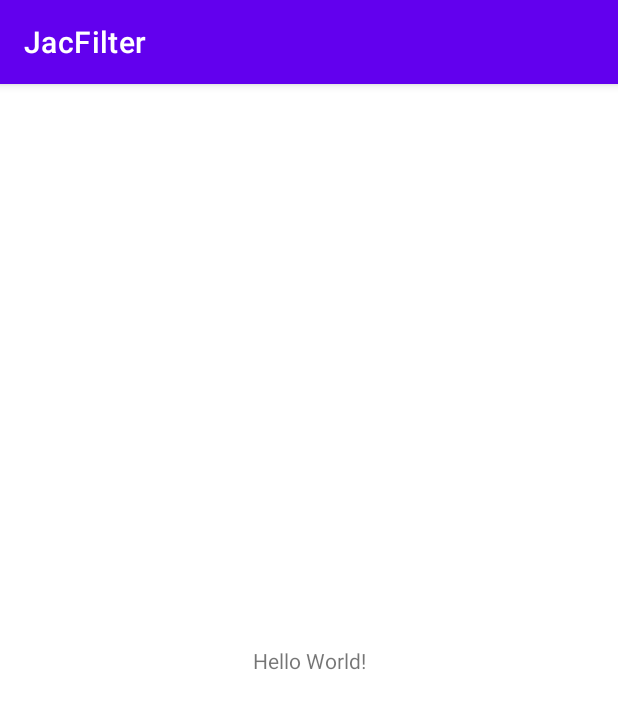
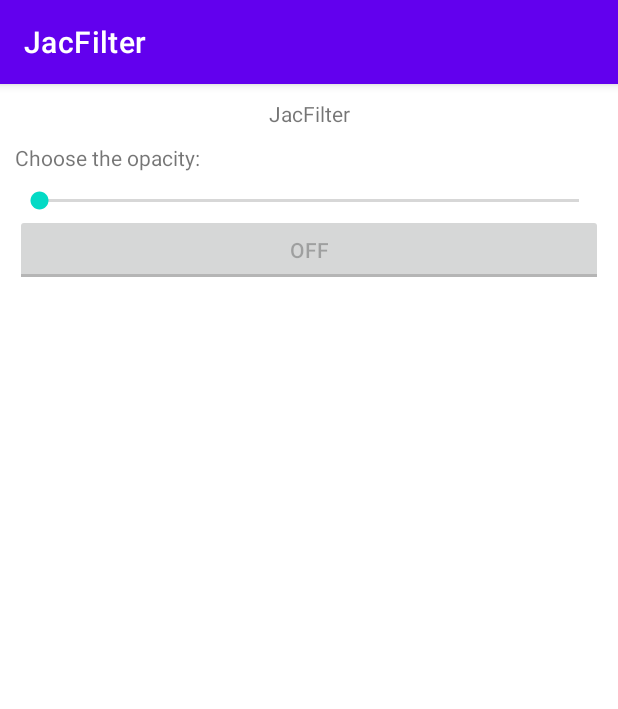
Before and after one commit to JacquelinLouis/JacFilter, an Android app: the screen it shows after launch (MainActivity), on a phone screen of 412 x 824 dp. Shown: the top 709 px of the screen. Run offline under Robolectric (Android 15) with nearby library versions, the phone set to English and light mode, and no system bars; 4 statements that could not run were skipped.

Commit message:
Request permission to user and split roles into managers

```diff
--- a/app/src/main/java/com/jac/jacfilter/MainActivity.kt
+++ b/app/src/main/java/com/jac/jacfilter/MainActivity.kt
@@ -1,11 +1,97 @@
 package com.jac.jacfilter
 
+import android.Manifest
+import android.content.pm.PackageManager
+import android.os.Bundle
+import android.widget.*
+import android.widget.SeekBar.OnSeekBarChangeListener
+import androidx.activity.result.contract.ActivityResultContracts
+import androidx.activity.viewModels
 import androidx.appcompat.app.AppCompatActivity
-import android.os.Bundle
+import androidx.core.content.ContextCompat
+import androidx.lifecycle.Observer
+import com.jac.jacfilter.filter.FilterViewModel
 
+/** Main activity class that allow the user to check and set filter configuration. */
 class MainActivity : AppCompatActivity() {
+
+    /** Opacity value as string. */
+    private lateinit var opacityValueTextView: TextView
+    /** Opacity value and configuration as seekbar. */
+    private lateinit var opacitySelectionSeekBar: SeekBar
+    /** Filter activation/deactivation as toggle button. */
+    private lateinit var enableOpacityToggleButton: ToggleButton
+
+    /** Filter view model. */
+    private val filterViewModel: FilterViewModel by viewModels()
+
+    /** Observer over opacity value. */
+    private val opacityObserver =
+        Observer<Int> { t ->
+            opacityValueTextView.text = t.toString()
+            opacitySelectionSeekBar.progress = t
+        }
+
+    /** Opacity seekbar change listener. */
+    private val onSeekBarChangeListener = object:OnSeekBarChangeListener {
+        override fun onProgressChanged(seekBar: SeekBar?, progress: Int, fromUser: Boolean) {
+            filterViewModel.setOpacity(progress)
+        }
+
+        override fun onStartTrackingTouch(seekBar: SeekBar?) {
+            // Do nothing
+        }
+
+        override fun onStopTrackingTouch(seekBar: SeekBar?) {
+            // Do nothing
+        }
+    }
+
+    /** Toggle overlay activation/deactivation change listener. */
+    private val onToggleButtonChangeListener = CompoundButton.OnCheckedChangeListener {
+            _, isChecked -> filterViewModel.setEnabled(isChecked)
+    }
+
+    /** Launcher to request overlay permission. */
+    private val requestPermissionLauncher = registerForActivityResult(ActivityResultContracts.RequestPermission()) {
+        if (!it) {
+            Toast.makeText(this, R.string.permission_denial_text, Toast.LENGTH_SHORT).show()
+            finish()
+            return@registerForActivityResult
+        }
+        init()
+    }
+
     override fun onCreate(savedInstanceState: Bundle?) {
         super.onCreate(savedInstanceState)
         setContentView(R.layout.activity_main)
+
+        opacityValueTextView = findViewById(R.id.opacity_value_text_view)
+        opacitySelectionSeekBar = findViewById(R.id.opacity_selection_seek_bar)
+        enableOpacityToggleButton = findViewById(R.id.enable_opacity)
+    }
+
+    private fun init() {
+        filterViewModel.opacityLiveData.observe(this, opacityObserver)
+        opacitySelectionSeekBar.setOnSeekBarChangeListener(onSeekBarChangeListener)
+
+        enableOpacityToggleButton.isEnabled = filterViewModel.enabledLiveData.value == true
+        enableOpacityToggleButton.setOnCheckedChangeListener(onToggleButtonChangeListener)
+    }
+
+    override fun onStart() {
+        super.onStart()
+        if (ContextCompat.checkSelfPermission(this, Manifest.permission.SYSTEM_ALERT_WINDOW) != PackageManager.PERMISSION_GRANTED) {
+            requestPermissionLauncher.launch(Manifest.permission.SYSTEM_ALERT_WINDOW)
+            return;
+        }
+        init()
+    }
+
+    override fun onDestroy() {
+        super.onDestroy()
+
+        opacitySelectionSeekBar.setOnSeekBarChangeListener(null)
+        filterViewModel.opacityLiveData.removeObserver(opacityObserver)
     }
 }
--- /dev/null
+++ b/app/src/main/java/com/jac/jacfilter/filter/FilterViewModel.kt
@@ -0,0 +1,89 @@
+package com.jac.jacfilter.filter
+
+import android.Manifest
+import android.annotation.SuppressLint
+import android.app.Application
+import android.content.ComponentName
+import android.content.Context
+import android.content.Intent
+import android.content.ServiceConnection
+import android.content.pm.PackageManager
+import android.os.IBinder
+import androidx.core.content.ContextCompat
+import androidx.lifecycle.AndroidViewModel
+import androidx.lifecycle.LiveData
+import androidx.lifecycle.MutableLiveData
+import com.jac.jacfilter.R
+
+class FilterViewModel(application: Application) : AndroidViewModel(application) {
+
+    companion object {
+        /** Opacity factor to multiply to match service value with the UI one. */
+        private const val OPACITY_FACTOR: Int = 100
+    }
+
+    /** Opacity internal mutable live value. */
+    private var mutableOpacityLiveData = MutableLiveData<Int>()
+    /** Opacity public live value (read-only). */
+    val opacityLiveData: LiveData<Int> get() = mutableOpacityLiveData
+
+    /** Enabled internal mutable live value. */
+    var mutableEnabledLiveData = MutableLiveData<Boolean>()
+    /** Enabled public live value (read-only) */
+    val enabledLiveData: LiveData<Boolean> = mutableEnabledLiveData
+
+    /** Opacity service instance, bound on view model retrieving. */
+    @SuppressLint("StaticFieldLeak") // Service is bound on ViewModel retrieving and unbound on release.
+    private var filterService: FilterService? = null
+
+    private val filterServiceListener = object:FilterService.Listener {
+        override fun onOpacityChanged() {
+            mutableOpacityLiveData.value = filterService?.opacity?.toInt()?.times(OPACITY_FACTOR)
+        }
+
+        override fun onEnabledChanged() {
+            mutableEnabledLiveData.value = filterService?.enabled
+        }
+
+    }
+
+    /** Opacity service connection listener. */
+    private val filterServiceConnection = object:ServiceConnection {
+        override fun onServiceConnected(name: ComponentName?, service: IBinder?) {
+            filterService = (service as FilterService.LocalBinder).getService().also {
+                it.register(filterServiceListener)
+                it.enabled = application.resources.getBoolean(R.bool.default_opacity_activation)
+            }
+        }
+
+        override fun onServiceDisconnected(name: ComponentName?) {
+            filterService?.run {
+                unregister(filterServiceListener)
+                filterService = null
+            }
+        }
+    }
+
+    init {
+        if (ContextCompat.checkSelfPermission(getApplication(), Manifest.permission.SYSTEM_ALERT_WINDOW) == PackageManager.PERMISSION_GRANTED) {
+            application.bindService(Intent(application, FilterService::class.java),
+                filterServiceConnection, Context.BIND_AUTO_CREATE)
+        }
+    }
+
+    /**
+     * Enable/disable the overlay.
+     * @param value the enabled state to set.
+     */
+    fun setEnabled(value: Boolean) { filterService?.enabled = value }
+
+    /**
+     * Set filter's opacity.
+     * @param value the opacity value to apply.
+     */
+    fun setOpacity(value: Int) { (value / OPACITY_FACTOR).toFloat() }
+
+    override fun onCleared() {
+        getApplication<Application>().unbindService(filterServiceConnection)
+    }
+}
--- a/app/src/main/res/layout/activity_main.xml
+++ b/app/src/main/res/layout/activity_main.xml
@@ -4,15 +4,52 @@
     xmlns:tools="http://schemas.android.com/tools"
     android:layout_width="match_parent"
     android:layout_height="match_parent"
+    android:layout_margin="@dimen/main_margin"
     tools:context=".MainActivity">
 
     <TextView
+        android:id="@+id/app_name_text_view"
         android:layout_width="wrap_content"
         android:layout_height="wrap_content"
-        android:text="Hello World!"
-        app:layout_constraintBottom_toBottomOf="parent"
+        android:text="@string/app_name"
         app:layout_constraintLeft_toLeftOf="parent"
         app:layout_constraintRight_toRightOf="parent"
         app:layout_constraintTop_toTopOf="parent" />
 
+    <TextView
+        android:id="@+id/opacity_selection_text_view"
+        android:layout_width="wrap_content"
+        android:layout_height="wrap_content"
+        android:text="@string/opacity_selection"
+        android:layout_marginVertical="@dimen/main_margin"
+        app:layout_constraintLeft_toLeftOf="parent"
+        app:layout_constraintTop_toBottomOf="@id/app_name_text_view" />
+
+    <TextView
+        android:id="@+id/opacity_value_text_view"
+        android:layout_width="wrap_content"
+        android:layout_height="wrap_content"
+        android:layout_marginVertical="@dimen/main_margin"
+        app:layout_constraintLeft_toRightOf="@id/opacity_selection_text_view"
+        app:layout_constraintTop_toBottomOf="@id/app_name_text_view"
+        tools:text="60" />
+
+    <SeekBar
+        android:id="@+id/opacity_selection_seek_bar"
+        android:layout_width="match_parent"
+        android:layout_height="wrap_content"
+        android:layout_marginVertical="@dimen/main_margin"
+        app:layout_constraintLeft_toLeftOf="parent"
+        app:layout_constraintRight_toRightOf="parent"
+        app:layout_constraintTop_toBottomOf="@id/opacity_selection_text_view" />
+
+    <ToggleButton
+        android:id="@+id/enable_opacity"
+        android:layout_width="match_parent"
+        android:layout_height="wrap_content"
+        android:text="@string/enable_opacity_text"
+        app:layout_constraintLeft_toLeftOf="parent"
+        app:layout_constraintRight_toRightOf="parent"
+        app:layout_constraintTop_toBottomOf="@id/opacity_selection_seek_bar" />
+
 </androidx.constraintlayout.widget.ConstraintLayout>
--- /dev/null
+++ b/app/src/main/res/layout/view_overlay.xml
@@ -0,0 +1,6 @@
+<?xml version="1.0" encoding="utf-8"?>
+<androidx.constraintlayout.widget.ConstraintLayout xmlns:android="http://schemas.android.com/apk/res/android"
+    android:layout_width="match_parent"
+    android:layout_height="match_parent">
+
+</androidx.constraintlayout.widget.ConstraintLayout>
--- /dev/null
+++ b/app/src/main/res/values/dimens.xml
@@ -0,0 +1,5 @@
+<?xml version="1.0" encoding="utf-8"?>
+<resources>
+    <!-- Main screen margin, avoid elements to stick to the phone's border. -->
+    <dimen name="main_margin">10dp</dimen>
+</resources>
--- a/app/src/main/res/values/strings.xml
+++ b/app/src/main/res/values/strings.xml
@@ -1,3 +1,8 @@
 <resources>
     <string name="app_name">JacFilter</string>
+    <string name="opacity_selection">Choose the opacity:</string>
+    <string name="enable_opacity_text">Enable opacity</string>
+    <string name="notification_title">JacFilter</string>
+    <string name="notification_message">Filter is running</string>
+    <string name="permission_denial_text">Please, allow the application to create an overlay</string>
 </resources>
```
Also changed, not shown: app/src/main/AndroidManifest.xml (+7 -0 lines), app/src/main/java/com/jac/jacfilter/filter/FilterService.kt (added, +103 -0 lines), app/src/main/java/com/jac/jacfilter/filter/NotificationManager.kt (added, +43 -0 lines), app/src/main/java/com/jac/jacfilter/filter/PreferencesManager.kt (added, +30 -0 lines), app/src/main/res/values/config.xml (added, +7 -0 lines).
